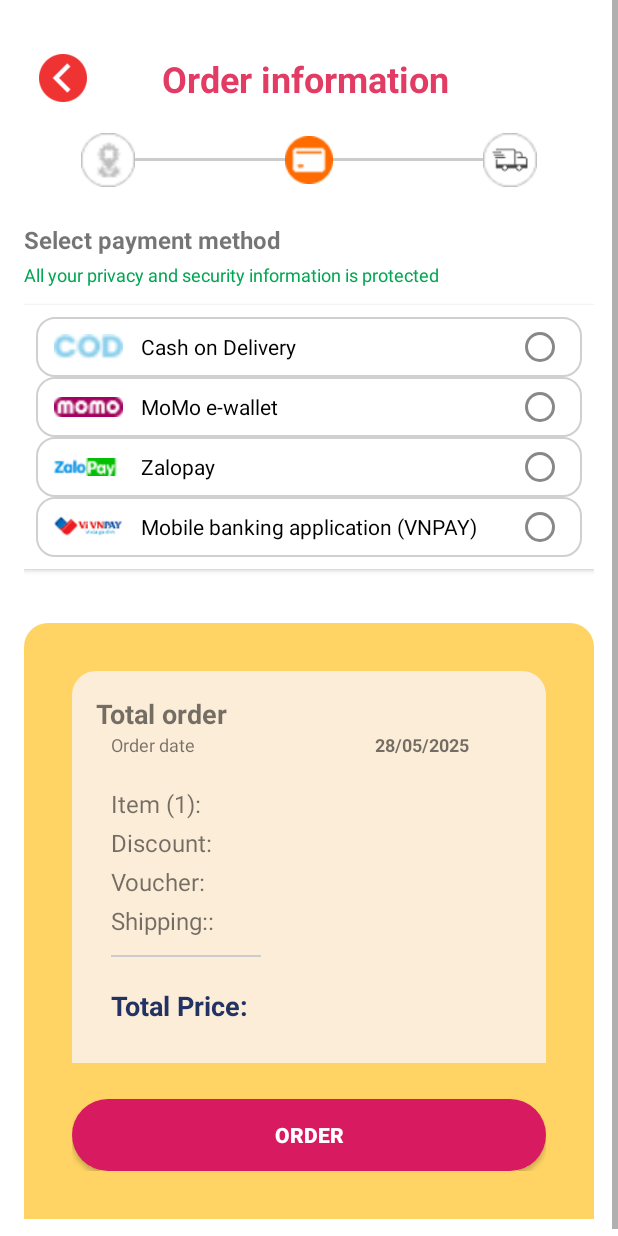
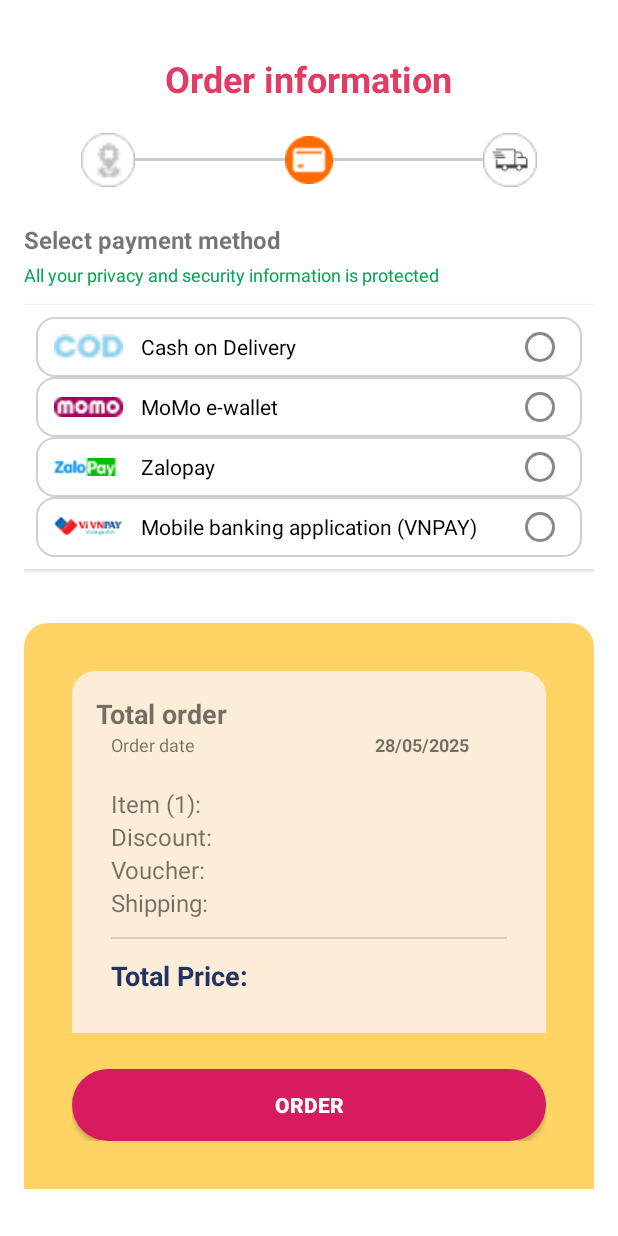
Before and after one commit to lvlykatie/SWEETORI_mobile-app, an Android app: the PaymentActivity screen opened directly, with no data from a screen before it, on a phone screen of 412 x 824 dp. Run offline under Robolectric (Android 15) with nearby library versions, the phone set to English and light mode, and no system bars; Roboto replaces fonts that are not available here.

Commit message:
fix register, check-out layout

```diff
--- a/app/src/main/java/com/example/sweetori/RegisterActivity.java
+++ b/app/src/main/java/com/example/sweetori/RegisterActivity.java
@@ -76,6 +76,7 @@ public class RegisterActivity extends AppCompatActivity {
             reqRegisterDTO.setLastName(etLastname.getText().toString().trim());
             reqRegisterDTO.setPhoneNumber(etPhone.getText().toString().trim());
             reqRegisterDTO.setBuyingAddress(etAddress.getText().toString().trim());
+            reqRegisterDTO.setShippingAddress(etAddress.getText().toString().trim());
             String gender;
             if (rbMale.isChecked()) {
                 gender = "MALE";
--- a/app/src/main/java/com/example/sweetori/dto/request/ReqRegisterDTO.java
+++ b/app/src/main/java/com/example/sweetori/dto/request/ReqRegisterDTO.java
@@ -9,12 +9,25 @@ public class ReqRegisterDTO {
     private String gender;
     private String phoneNumber;
     private String buyingAddress;
+    private String shippingAddress;
     private Role role = new Role(2); // Mặc định roleId = 2
 
     // Constructor mặc định (cần cho Retrofit)
-    public ReqRegisterDTO() {}
 
-    // --------------- Getter và Setter ---------------
+
+    public ReqRegisterDTO() {
+        this.firstName = firstName;
+        this.lastName = lastName;
+        this.email = email;
+        this.username = username;
+        this.password = password;
+        this.gender = gender;
+        this.phoneNumber = phoneNumber;
+        this.buyingAddress = buyingAddress;
+        this.shippingAddress = shippingAddress;
+        this.role = role;
+    }
+
     public String getFirstName() {
         return firstName;
     }
@@ -51,7 +64,6 @@ public class ReqRegisterDTO {
         return password;
     }
 
-    // Phương thức setPassword() bị thiếu - nguyên nhân gây lỗi
     public void setPassword(String password) {
         this.password = password;
     }
@@ -80,6 +92,14 @@ public class ReqRegisterDTO {
         this.buyingAddress = buyingAddress;
     }
 
+    public String getShippingAddress() {
+        return shippingAddress;
+    }
+
+    public void setShippingAddress(String shippingAddress) {
+        this.shippingAddress = shippingAddress;
+    }
+
     public Role getRole() {
         return role;
     }
--- a/app/src/main/res/layout/done_payments.xml
+++ b/app/src/main/res/layout/done_payments.xml
@@ -264,13 +264,11 @@
                         android:layout_marginBottom="8dp"/>
                 </LinearLayout>
 
-                <TextView
-                    android:layout_width="wrap_content"
-                    android:layout_height="wrap_content"
-                    android:text="------------------------------------------------------------------------"
-                    android:textSize="16sp"
-                    android:textColor="@color/black"
-                    android:gravity="end" />
+                <View
+                    android:layout_width="match_parent"
+                    android:layout_height="1dp"
+                    android:background="#CCCCCC"
+                    android:layout_marginVertical="12dp" />
 
                 <LinearLayout
                     android:layout_width="match_parent"
--- a/app/src/main/res/layout/payments.xml
+++ b/app/src/main/res/layout/payments.xml
@@ -5,7 +5,8 @@
     android:layout_width="match_parent"
     android:layout_height="match_parent"
     android:background="#FFFFFF"
-    android:id="@+id/payment">
+    android:id="@+id/payment"
+    tools:context=".Payments">>
 
     <LinearLayout
         android:layout_width="match_parent"
@@ -19,18 +20,9 @@
             android:layout_width="match_parent"
             android:layout_height="wrap_content"
             android:orientation="horizontal"
-            android:gravity="center_vertical"
             android:layout_marginTop="20dp"
-            android:layout_marginBottom="20dp">
-
-            <ImageView
-                android:id="@+id/arrowIcon"
-                android:layout_width="32dp"
-                android:layout_height="32dp"
-                android:layout_marginStart="10dp"
-                android:layout_marginEnd="50dp"
-                android:src="@drawable/arrow"
-                android:contentDescription="Arrow" />
+            android:layout_marginBottom="20dp"
+            android:gravity="center">
 
             <TextView
                 android:id="@+id/title"
@@ -285,102 +277,116 @@
                 <LinearLayout
                     android:layout_width="match_parent"
                     android:layout_height="wrap_content"
-                    android:orientation="horizontal"
+                    android:orientation="vertical"
                     android:padding="10dp">
+
+                    <!-- Row: Item -->
                     <LinearLayout
-                        android:layout_width="100dp"
+                        android:layout_width="match_parent"
                         android:layout_height="wrap_content"
-                        android:orientation="vertical">
-
+                        android:orientation="horizontal">
                         <TextView
-                            android:layout_width="wrap_content"
+                            android:layout_width="0dp"
+                            android:layout_weight="1"
                             android:layout_height="wrap_content"
-                            android:text="Item (1): "
-                            android:textSize="16sp"
-                            android:layout_marginBottom="4dp"/>
-
-                        <TextView
-                            android:layout_width="wrap_content"
-                            android:layout_height="wrap_content"
-                            android:text="Discount: "
-                            android:textSize="16sp"
-                            android:layout_marginBottom="4dp"/>
-                        <TextView
-                            android:layout_width="wrap_content"
-                            android:layout_height="wrap_content"
-                            android:text="Voucher: "
-                            android:textSize="16sp"
-                            android:layout_marginBottom="4dp"/>
-                        <TextView
-                            android:layout_width="wrap_content"
-                            android:layout_height="wrap_content"
-                            android:text="Shipping:: "
-                            android:textSize="16sp"
-                            android:layout_marginBottom="4dp"/>
-                        <View
-                            android:layout_width="match_parent"
-                            android:layout_height="1dp"
-                            android:background="#CCCCCC"
-                            android:layout_marginTop="8dp"
-                            android:layout_marginBottom="20dp"/>
-                        <TextView
-                            android:layout_width="wrap_content"
-                            android:layout_height="wrap_content"
-                            android:text="Total Price: "
-                            android:textSize="18sp"
-                            android:textStyle="bold"
-                            android:textColor="#223263" />
-                    </LinearLayout>
-
-                    <LinearLayout
-                        android:layout_width="wrap_content"
-                        android:layout_height="wrap_content"
-                        android:orientation="vertical"
-                        android:layout_marginStart="20dp">
-
+                            android:text="Item (1):"
+                            android:textSize="16sp" />
                         <TextView
                             android:id="@+id/item"
                             android:layout_width="wrap_content"
                             android:layout_height="wrap_content"
                             android:text="2.200.000 VND"
                             android:textSize="16sp"
-                            android:textColor="@color/black"
-                            android:layout_marginBottom="4dp"/>
+                            android:textColor="@color/black" />
+                    </LinearLayout>
+
+                    <!-- Row: Discount -->
+                    <LinearLayout
+                        android:layout_width="match_parent"
+                        android:layout_height="wrap_content"
+                        android:orientation="horizontal">
+                        <TextView
+                            android:layout_width="0dp"
+                            android:layout_weight="1"
+                            android:layout_height="wrap_content"
+                            android:text="Discount:"
+                            android:textSize="16sp" />
                         <TextView
                             android:id="@+id/discount"
                             android:layout_width="wrap_content"
                             android:layout_height="wrap_content"
                             android:textSize="16sp"
-                            android:textColor="@color/black"
-                            android:layout_marginBottom="4dp"/>
+                            android:textColor="@color/black" />
+                    </LinearLayout>
+
+                    <!-- Row: Voucher -->
+                    <LinearLayout
+                        android:layout_width="match_parent"
+                        android:layout_height="wrap_content"
+                        android:orientation="horizontal">
+                        <TextView
+                            android:layout_width="0dp"
+                            android:layout_weight="1"
+                            android:layout_height="wrap_content"
+                            android:text="Voucher:"
+                            android:textSize="16sp" />
                         <TextView
                             android:id="@+id/voucher"
                             android:layout_width="wrap_content"
                             android:layout_height="wrap_content"
                             android:textSize="16sp"
-                            android:textColor="@color/black"
-                            android:layout_marginBottom="4dp"/>
+                            android:textColor="@color/black" />
+                    </LinearLayout>
+
+                    <!-- Row: Shipping -->
+                    <LinearLayout
+                        android:layout_width="match_parent"
+                        android:layout_height="wrap_content"
+                        android:orientation="horizontal">
+                        <TextView
+                            android:layout_width="0dp"
+                            android:layout_weight="1"
+                            android:layout_height="wrap_content"
+                            android:text="Shipping:"
+                            android:textSize="16sp" />
                         <TextView
                             android:id="@+id/shipping"
                             android:layout_width="wrap_content"
                             android:layout_height="wrap_content"
                             android:textSize="16sp"
-                            android:textColor="@color/black"
-                            android:layout_marginBottom="4dp"/>
-                        <View
-                            android:layout_width="match_parent"
-                            android:layout_height="1dp"
-                            android:background="#CCCCCC"
-                            android:layout_marginTop="8dp" />
+                            android:textColor="@color/black" />
+                    </LinearLayout>
+
+                    <!-- Divider -->
+                    <View
+                        android:layout_width="match_parent"
+                        android:layout_height="1dp"
+                        android:background="#CCCCCC"
+                        android:layout_marginVertical="12dp" />
+
+                    <!-- Row: Total Price -->
+                    <LinearLayout
+                        android:layout_width="match_parent"
+                        android:layout_height="wrap_content"
+                        android:orientation="horizontal">
+                        <TextView
+                            android:layout_width="0dp"
+                            android:layout_weight="1"
+                            android:layout_height="wrap_content"
+                            android:text="Total Price:"
+                            android:textSize="18sp"
+                            android:textStyle="bold"
+                            android:textColor="#223263" />
                         <TextView
                             android:id="@+id/total"
                             android:layout_width="wrap_content"
                             android:layout_height="wrap_content"
                             android:textSize="18sp"
                             android:textStyle="bold"
-                            android:textColor="@color/color02"/>
+                            android:textColor="@color/color02" />
                     </LinearLayout>
                 </LinearLayout>
+
 
             </LinearLayout>
 
--- a/app/src/main/res/layout/signup.xml
+++ b/app/src/main/res/layout/signup.xml
@@ -163,8 +163,8 @@
                 android:inputType="phone"
                 android:layout_marginTop="12dp" />
 
-            <LinearLayout
-                android:id="@+id/genderLinearLayout"
+            <RadioGroup
+                android:id="@+id/genderRadioGroup"
                 android:layout_width="match_parent"
                 android:layout_height="wrap_content"
                 android:orientation="horizontal"
@@ -186,7 +186,7 @@
                     android:text="Female"
                     android:textColor="#000"
                     android:layout_marginEnd="16dp" />
-            </LinearLayout>
+            </RadioGroup>
 
             <EditText
                 android:id="@+id/editTextUserAddress"
```
